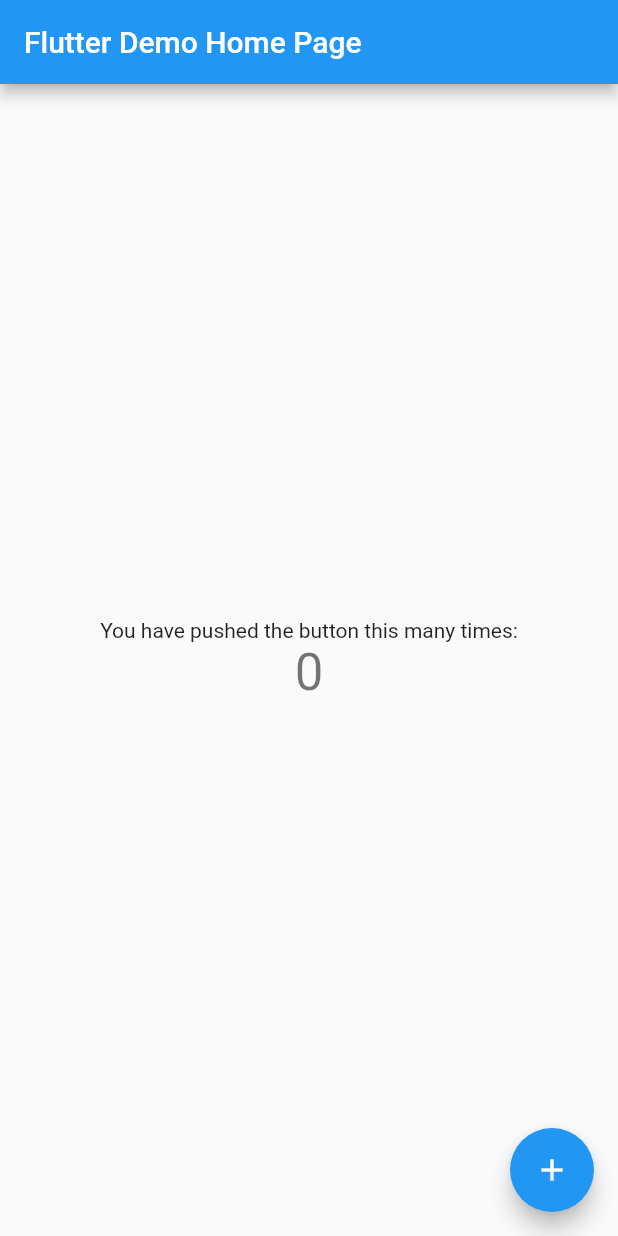
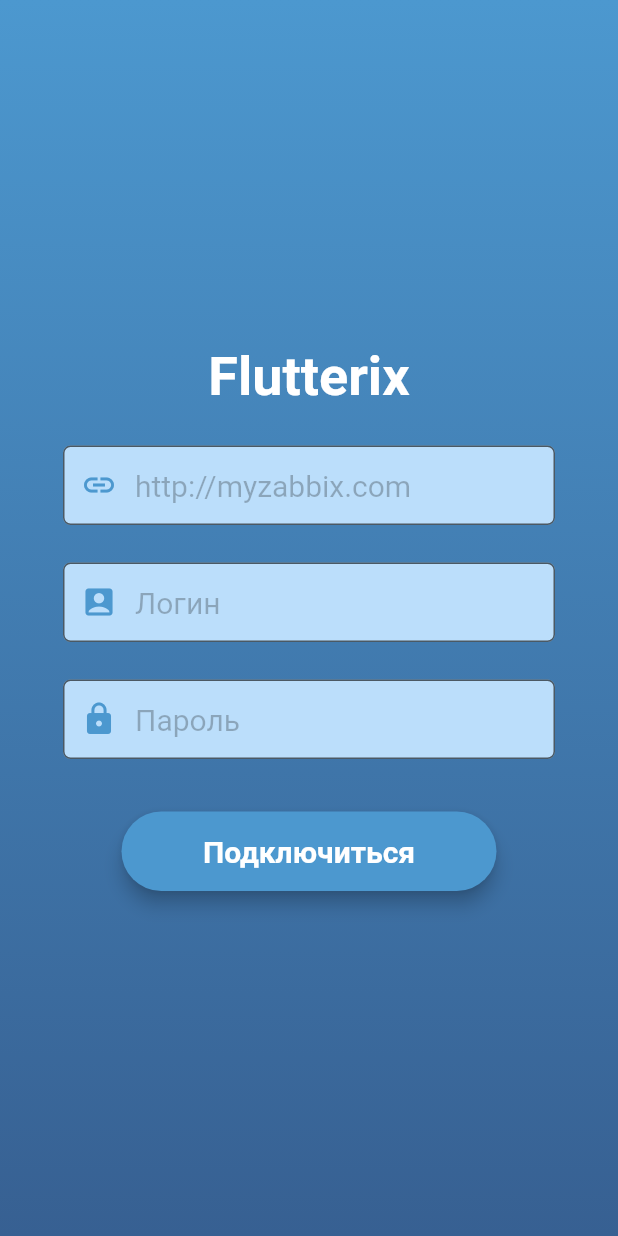
Before and after one commit to lumenikoly/zabbix_flutter_app, a Flutter app: the screen it shows after launch, on a phone screen of 412 x 824 dp. Run offline on Flutter 3.47's test engine with Material 2 defaults, Android fonts, the light colour scheme and no system bars; our stand-ins replace flutter_riverpod, shared_preferences; missing offline and left inert: bitsdojo_window.

Commit message:
add login

```diff
--- /dev/null
+++ b/lib/global.dart
@@ -0,0 +1,3 @@
+class GlobalParams {
+  static String zabbixUrl;
+}
--- a/lib/main.dart
+++ b/lib/main.dart
@@ -1,113 +1,32 @@
 import 'package:flutter/material.dart';
+import 'package:flutter_riverpod/flutter_riverpod.dart';
+import 'package:zabbix_flutter_app/service/router_generator.dart';
+import 'package:bitsdojo_window/bitsdojo_window.dart';
 
 void main() {
-  runApp(MyApp());
+  runApp(ProviderScope(child: ZabbixApp()));
+  doWhenWindowReady(() {
+    final win = appWindow;
+    final initialSize = Size(600, 500);
+    win.minSize = initialSize;
+    win.size = initialSize;
+    win.alignment = Alignment.center;
+    win.title = "Flutterix";
+    win.show();
+  });
 }
 
-class MyApp extends StatelessWidget {
-  // This widget is the root of your application.
+class ZabbixApp extends ConsumerWidget {
   @override
-  Widget build(BuildContext context) {
+  Widget build(BuildContext context, ScopedReader watch) {
     return MaterialApp(
-      title: 'Flutter Demo',
-      theme: ThemeData(
-        // This is the theme of your application.
-        //
-        // Try running your application with "flutter run". You'll see the
-        // application has a blue toolbar. Then, without quitting the app, try
-        // changing the primarySwatch below to Colors.green and then invoke
-        // "hot reload" (press "r" in the console where you ran "flutter run",
-        // or simply save your changes to "hot reload" in a Flutter IDE).
-        // Notice that the counter didn't reset back to zero; the application
-        // is not restarted.
-        primarySwatch: Colors.blue,
-      ),
-      home: MyHomePage(title: 'Flutter Demo Home Page'),
+      initialRoute: '/',
+      title: 'Flutterix',
+      onGenerateRoute: RouteGenerator.generateRoute,
+      theme: ThemeData(),
+      darkTheme: ThemeData.dark(),
+      themeMode: ThemeMode.system,
+      debugShowCheckedModeBanner: false,
     );
   }
 }
-
-class MyHomePage extends StatefulWidget {
-  MyHomePage({Key key, this.title}) : super(key: key);
-
-  // This widget is the home page of your application. It is stateful, meaning
-  // that it has a State object (defined below) that contains fields that affect
-  // how it looks.
-
-  // This class is the configuration for the state. It holds the values (in this
-  // case the title) provided by the parent (in this case the App widget) and
-  // used by the build method of the State. Fields in a Widget subclass are
-  // always marked "final".
-
-  final String title;
-
-  @override
-  _MyHomePageState createState() => _MyHomePageState();
-}
-
-class _MyHomePageState extends State<MyHomePage> {
-  int _counter = 0;
-
-  void _incrementCounter() {
-    setState(() {
-      // This call to setState tells the Flutter framework that something has
-      // changed in this State, which causes it to rerun the build method below
-      // so that the display can reflect the updated values. If we changed
-      // _counter without calling setState(), then the build method would not be
-      // called again, and so nothing would appear to happen.
-      _counter++;
-    });
-  }
-
-  @override
-  Widget build(BuildContext context) {
-    // This method is rerun every time setState is called, for instance as done
-    // by the _incrementCounter method above.
-    //
-    // The Flutter framework has been optimized to make rerunning build methods
-    // fast, so that you can just rebuild anything that needs updating rather
-    // than having to individually change instances of widgets.
-    return Scaffold(
-      appBar: AppBar(
-        // Here we take the value from the MyHomePage object that was created by
-        // the App.build method, and use it to set our appbar title.
-        title: Text(widget.title),
-      ),
-      body: Center(
-        // Center is a layout widget. It takes a single child and positions it
-        // in the middle of the parent.
-        child: Column(
-          // Column is also a layout widget. It takes a list of children and
-          // arranges them vertically. By default, it sizes itself to fit its
-          // children horizontally, and tries to be as tall as its parent.
-          //
-          // Invoke "debug painting" (press "p" in the console, choose the
-          // "Toggle Debug Paint" action from the Flutter Inspector in Android
-          // Studio, or the "Toggle Debug Paint" command in Visual Studio Code)
-          // to see the wireframe for each widget.
-          //
-          // Column has various properties to control how it sizes itself and
-          // how it positions its children. Here we use mainAxisAlignment to
-          // center the children vertically; the main axis here is the vertical
-          // axis because Columns are vertical (the cross axis would be
-          // horizontal).
-          mainAxisAlignment: MainAxisAlignment.center,
-          children: <Widget>[
-            Text(
-              'You have pushed the button this many times:',
-            ),
-            Text(
-              '$_counter',
-              style: Theme.of(context).textTheme.headline4,
-            ),
-          ],
-        ),
-      ),
-      floatingActionButton: FloatingActionButton(
-        onPressed: _incrementCounter,
-        tooltip: 'Increment',
-        child: Icon(Icons.add),
-      ), // This trailing comma makes auto-formatting nicer for build methods.
-    );
-  }
-}
--- /dev/null
+++ b/lib/model/user.dart
@@ -0,0 +1,5 @@
+class User {
+  String _zabbixURL;
+  String _userName;
+  String _password;
+}
--- /dev/null
+++ b/lib/service/router_generator.dart
@@ -0,0 +1,13 @@
+import 'package:flutter/material.dart';
+import 'package:zabbix_flutter_app/ui/screens/login_screen.dart';
+
+class RouteGenerator {
+  static Route<dynamic> generateRoute(RouteSettings settings) {
+    final args = settings.arguments;
+    switch (settings.name) {
+      case '/':
+        return MaterialPageRoute(builder: (_) => (LoginScreen()));
+        break;
+    }
+  }
+}
--- /dev/null
+++ b/lib/ui/screens/login_screen.dart
@@ -0,0 +1,133 @@
+import 'package:flutter/material.dart';
+import 'package:flutter_riverpod/flutter_riverpod.dart';
+import 'package:zabbix_flutter_app/utils/colors_const.dart';
+
+class LoginScreen extends ConsumerWidget {
+  @override
+  Widget build(BuildContext context, ScopedReader watch) {
+    TextStyle style = TextStyle(fontSize: 20.0, color: Colors.black87);
+    TextStyle hintStyle = TextStyle(color: Colors.black26);
+    TextStyle titleStyle = TextStyle(
+        fontSize: 36, color: Colors.white, fontWeight: FontWeight.bold);
+
+    final zabbixURLField = TextField(
+      style: style,
+      decoration: InputDecoration(
+          focusedBorder: OutlineInputBorder(
+            borderRadius: BorderRadius.circular(15),
+            borderSide: BorderSide(
+              color: ColorsConst.PRYMARY_COLOR,
+              width: 2.0,
+            ),
+          ),
+          filled: true,
+          fillColor: Colors.blue.shade100,
+          prefixIcon: Icon(
+            Icons.link,
+            color: ColorsConst.PRYMARY_COLOR,
+          ),
+          contentPadding: EdgeInsets.fromLTRB(20.0, 15.0, 20.0, 15.0),
+          hintText: "http://myzabbix.com",
+          hintStyle: hintStyle,
+          border: OutlineInputBorder(borderRadius: BorderRadius.circular(5.0))),
+    );
+
+    final userField = TextField(
+      style: style,
+      decoration: InputDecoration(
+          focusedBorder: OutlineInputBorder(
+            borderRadius: BorderRadius.circular(15),
+            borderSide: BorderSide(
+              color: ColorsConst.PRYMARY_COLOR,
+              width: 2.0,
+            ),
+          ),
+          filled: true,
+          fillColor: Colors.blue.shade100,
+          prefixIcon: Icon(
+            Icons.account_box,
+            color: ColorsConst.PRYMARY_COLOR,
+          ),
+          contentPadding: EdgeInsets.fromLTRB(20.0, 15.0, 20.0, 15.0),
+          hintText: "Логин",
+          hintStyle: hintStyle,
+          border: OutlineInputBorder(borderRadius: BorderRadius.circular(5.0))),
+    );
+
+    final passwordField = TextField(
+      style: style,
+      obscureText: true,
+      decoration: InputDecoration(
+          focusedBorder: OutlineInputBorder(
+            borderRadius: BorderRadius.circular(15),
+            borderSide: BorderSide(
+              color: ColorsConst.PRYMARY_COLOR,
+              width: 2.0,
+            ),
+          ),
+          filled: true,
+          fillColor: Colors.blue.shade100,
+          prefixIcon: Icon(
+            Icons.lock,
+            color: ColorsConst.PRYMARY_COLOR,
+          ),
+          contentPadding: EdgeInsets.fromLTRB(20.0, 15.0, 20.0, 15.0),
+          hintText: "Пароль",
+          hintStyle: hintStyle,
+          border: OutlineInputBorder(borderRadius: BorderRadius.circular(5.0))),
+    );
+
+    final loginButon = Material(
+      elevation: 5.0,
+      borderRadius: BorderRadius.circular(30.0),
+      color: ColorsConst.PRYMARY_COLOR,
+      child: MaterialButton(
+        minWidth: 250,
+        padding: EdgeInsets.fromLTRB(20.0, 15.0, 20.0, 15.0),
+        onPressed: () {},
+        child: Text("Подключиться",
+            textAlign: TextAlign.center,
+            style: style.copyWith(
+                color: Colors.white, fontWeight: FontWeight.bold)),
+      ),
+    );
+
+    return Scaffold(
+      body: Center(
+        child: Container(
+          height: MediaQuery.of(context).size.height,
+          width: MediaQuery.of(context).size.width,
+          alignment: Alignment.center,
+          decoration: BoxDecoration(
+              gradient: LinearGradient(
+                  begin: Alignment.bottomCenter,
+                  end: Alignment.topCenter,
+                  colors: [ColorsConst.BACK_COLOR, ColorsConst.PRYMARY_COLOR])),
+          child: Container(
+            width: 400,
+            padding: const EdgeInsets.fromLTRB(36, 5, 36, 5),
+            child: SingleChildScrollView(
+              child: Column(
+                crossAxisAlignment: CrossAxisAlignment.center,
+                mainAxisAlignment: MainAxisAlignment.center,
+                children: [
+                  Text("Flutterix", style: titleStyle),
+                  SizedBox(height: 25.0),
+                  zabbixURLField,
+                  SizedBox(height: 25.0),
+                  userField,
+                  SizedBox(height: 25.0),
+                  passwordField,
+                  SizedBox(
+                    height: 35.0,
+                  ),
+                  loginButon,
+                ],
+              ),
+            ),
+          ),
+        ),
+      ),
+    );
+  }
+}
--- /dev/null
+++ b/lib/utils/colors_const.dart
@@ -0,0 +1,9 @@
+import 'dart:ui';
+
+class ColorsConst {
+  static const Color PRYMARY_COLOR = const Color.fromRGBO(76, 152, 207, 1);
+  static const Color BACK_COLOR = const Color.fromRGBO(55, 96, 146, 1);
+  static const Color ELEMEN_COLOR = const Color.fromRGBO(71, 117, 171, 1);
+  static const Color ACCENT_COLOR = const Color.fromRGBO(65, 202, 199, 1);
+  static const Color DEEP_COLOR = const Color.fromRGBO(89, 83, 134, 1);
+}
```
Also changed, not shown: lib/api/base_api.dart (added, +45 -0 lines), lib/model/requests/api_request.dart (added, +7 -0 lines), lib/provider/theme_provider.dart (added, +30 -0 lines), lib/service/sharedpref_service.dart (added, +28 -0 lines), lib/service/theme_service.dart (added, +21 -0 lines), pubspec.yaml (+10 -5 lines), pubspec.lock, 7 other files.
